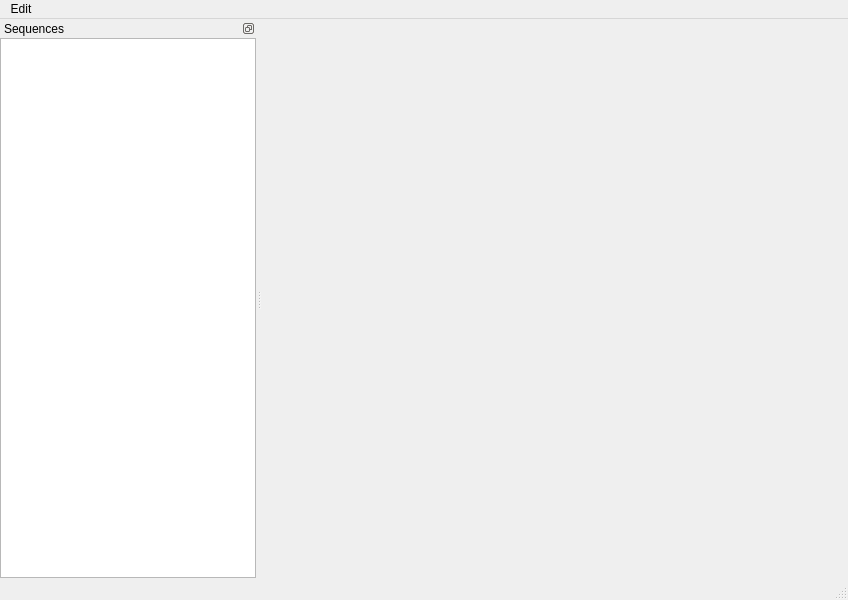
First picture: the form in condetrol/condetrol/experiment_viewer/resources/experiment_viewer.ui, repository light-scattering-iogs/caqtus, before the edit.
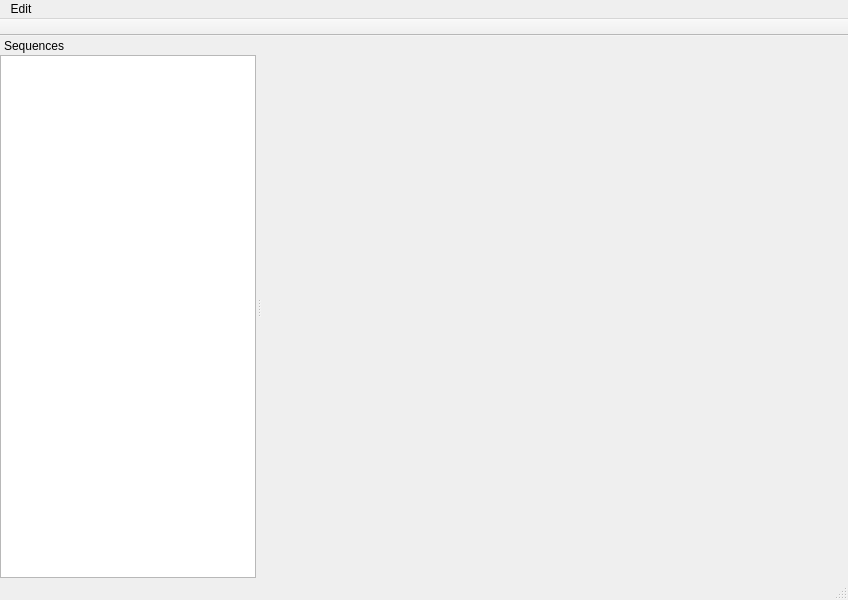
Second picture: the form after the edit. Icons and pictures are not drawn.

Commit message: Create sequence viewer

What changed in the file:
```diff
--- a/condetrol/condetrol/experiment_viewer/resources/experiment_viewer.ui
+++ b/condetrol/condetrol/experiment_viewer/resources/experiment_viewer.ui
@@ -40,7 +40,10 @@
   <widget class="QStatusBar" name="statusBar"/>
   <widget class="QDockWidget" name="sequences_widget">
    <property name="features">
-    <set>QDockWidget::DockWidgetFloatable|QDockWidget::DockWidgetMovable</set>
+    <set>QDockWidget::DockWidgetMovable</set>
+   </property>
+   <property name="allowedAreas">
+    <set>Qt::LeftDockWidgetArea</set>
    </property>
    <property name="windowTitle">
     <string>Sequences</string>
@@ -74,6 +77,23 @@
     </layout>
    </widget>
   </widget>
+  <widget class="QToolBar" name="toolBar">
+   <property name="windowTitle">
+    <string>toolBar</string>
+   </property>
+   <property name="movable">
+    <bool>false</bool>
+   </property>
+   <property name="floatable">
+    <bool>false</bool>
+   </property>
+   <attribute name="toolBarArea">
+    <enum>TopToolBarArea</enum>
+   </attribute>
+   <attribute name="toolBarBreak">
+    <bool>false</bool>
+   </attribute>
+  </widget>
   <action name="action_edit_config">
    <property name="icon">
     <iconset resource="resources.qrc">
```
The commit also changes 13 other files.
